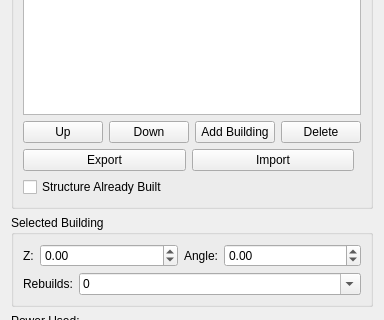
First picture: the form in GeneralsMD/Code/Tools/WorldBuilder/qt/panels/WBQtBuildListPanel.ui, repository triatomic/worldbuilderQT, before the edit; both pictures show x 0 to 384 and y 214 to 534 of the 384 by 627 pixel window.
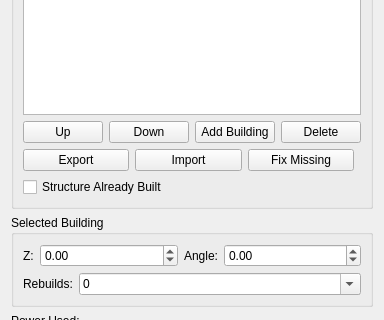
Second picture: the form after the edit.

Commit message: Build List: flag and fix missing buildings

```diff
--- a/GeneralsMD/Code/Tools/WorldBuilder/qt/panels/WBQtBuildListPanel.ui
+++ b/GeneralsMD/Code/Tools/WorldBuilder/qt/panels/WBQtBuildListPanel.ui
@@ -96,6 +96,16 @@
           </property>
          </widget>
         </item>
+        <item>
+         <widget class="QPushButton" name="fixMissingBtn">
+          <property name="text">
+           <string>Fix Missing</string>
+          </property>
+          <property name="toolTip">
+           <string>Replace every build list entry whose building no longer exists with its closest name match, keeping its position and settings.</string>
+          </property>
+         </widget>
+        </item>
         <item>
          <spacer name="ioSpacer">
           <property name="orientation">
```
The commit also changes 9 other files.
